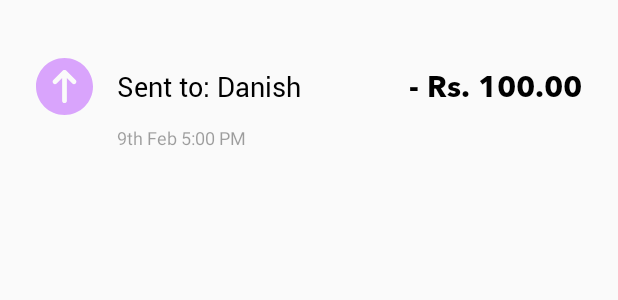
After one commit to IOvision/SabPay, an Android app: the layout transaction_list_item.xml on its own in the app's theme, with its tools: preview values and no code run, on a phone screen of 412 x 824 dp. The commit adds this screen. Shown: the top 300 px of the screen. Run offline under Robolectric (Android 15) with nearby library versions, the phone set to English and light mode, and no system bars.

Commit message:
Transaction History implemented

```diff
--- a/app/build.gradle
+++ b/app/build.gradle
@@ -23,6 +23,7 @@ android {
 dependencies {
     implementation fileTree(dir: 'libs', include: ['*.jar'])
     implementation 'androidx.appcompat:appcompat:1.1.0'
+    implementation 'com.google.android.material:material:1.1.0'
     implementation 'androidx.constraintlayout:constraintlayout:1.1.3'
     implementation 'androidx.legacy:legacy-support-v4:1.0.0'
     implementation 'com.google.firebase:firebase-auth:19.3.0'
--- a/app/src/main/java/com/visionio/sabpay/authentication/LoginFragment.java
+++ b/app/src/main/java/com/visionio/sabpay/authentication/LoginFragment.java
@@ -88,6 +88,7 @@ public class LoginFragment extends Fragment {
     void updateUI(FirebaseUser user) {
         if(user != null){
             startActivity(new Intent(getContext(), MainActivity.class));
+            getActivity().finish();
         }
     }
 }
--- /dev/null
+++ b/app/src/main/res/drawable/ic_up_arrow.xml
@@ -0,0 +1,6 @@
+<vector android:height="54dp" android:viewportHeight="512"
+    android:viewportWidth="512" android:width="54dp"
+    xmlns:android="http://schemas.android.com/apk/res/android">
+    <path android:fillColor="#d9a4fc"
+        android:pathData="M256,0C114.837,0 0,114.837 0,256s114.837,256 256,256s256,-114.837 256,-256S397.163,0 256,0zM356.416,228.416c-4.16,4.16 -9.621,6.251 -15.083,6.251c-5.461,0 -10.923,-2.091 -15.083,-6.251l-48.917,-48.917V384c0,11.776 -9.536,21.333 -21.333,21.333s-21.333,-9.557 -21.333,-21.333V179.499l-48.917,48.917c-8.341,8.341 -21.824,8.341 -30.165,0s-8.341,-21.824 0,-30.165l85.312,-85.312c1.963,-1.984 4.331,-3.541 6.955,-4.629c5.205,-2.155 11.093,-2.155 16.299,0c2.624,1.088 4.992,2.645 6.955,4.629l85.312,85.312C364.757,206.592 364.757,220.075 356.416,228.416z"/>
+</vector>
--- /dev/null
+++ b/app/src/main/res/layout/transaction_list_item.xml
@@ -0,0 +1,54 @@
+<?xml version="1.0" encoding="utf-8"?>
+<RelativeLayout
+    xmlns:android="http://schemas.android.com/apk/res/android"
+    android:layout_width="match_parent"
+    android:layout_height="100dp"
+    android:layout_marginTop="8dp"
+    android:layout_marginLeft="8dp"
+    android:layout_marginRight="8dp">
+
+    <ImageView
+        android:id="@+id/transaction_list_item_icon_iv"
+        android:layout_width="38dp"
+        android:layout_height="38dp"
+        android:src="@drawable/ic_up_arrow"
+        android:layout_centerVertical="true"
+        android:layout_marginLeft="16dp"/>
+
+    <TextView
+        android:id="@+id/transaction_list_item_description_tv"
+        android:layout_width="wrap_content"
+        android:layout_height="wrap_content"
+        android:textColor="#000"
+        android:text="Sent to: Danish"
+        android:fontFamily="@font/roboto_regular"
+        android:layout_centerVertical="true"
+        android:layout_toRightOf="@id/transaction_list_item_icon_iv"
+        android:layout_marginLeft="16dp"
+        android:textSize="18sp"/>
+
+    <TextView
+        android:id="@+id/transaction_list_item_dateTime_tv"
+        android:layout_width="wrap_content"
+        android:layout_height="wrap_content"
+        android:textColor="#60000000"
+        android:text="9th Feb 5:00 PM"
+        android:layout_alignParentBottom="true"
+        android:layout_toRightOf="@id/transaction_list_item_icon_iv"
+        android:layout_marginLeft="16dp"
+        android:textSize="12sp"
+        android:layout_marginBottom="8dp"/>
+
+    <TextView
+        android:id="@+id/transaction_list_item_amount_tv"
+        android:layout_width="wrap_content"
+        android:layout_height="wrap_content"
+        android:textColor="#000"
+        android:text="- Rs. 100.00"
+        android:fontFamily="@font/avenir_pro"
+        android:layout_centerVertical="true"
+        android:layout_alignParentEnd="true"
+        android:layout_marginRight="16dp"
+        android:textSize="20sp"/>
+
+</RelativeLayout>
--- a/app/src/main/res/values/colors.xml
+++ b/app/src/main/res/values/colors.xml
@@ -1,8 +1,8 @@
 <?xml version="1.0" encoding="utf-8"?>
 <resources>
-    <color name="colorPrimary">#008577</color>
-    <color name="colorPrimaryDark">#00574B</color>
-    <color name="colorAccent">#D81B60</color>
+    <color name="colorPrimary">#8021EB</color>
+    <color name="colorPrimaryDark">#8021EB</color>
+    <color name="colorAccent">#A1526F</color>
     <color name="Purple">#8021EB</color>
     <color name="White">#FFFFFF</color>
 </resources>
```
Also changed, not shown: app/src/main/java/com/visionio/sabpay/MainActivity.java (+62 -13 lines), app/src/main/java/com/visionio/sabpay/Models/OfflineTransaction.java (added, +67 -0 lines), app/src/main/java/com/visionio/sabpay/adapter/TransactionAdapter.java (added, +93 -0 lines), app/src/main/res/drawable/ic_logout.xml (added, +8 -0 lines), app/src/main/res/drawable/ic_wallet.xml (added, +24 -0 lines), app/src/main/res/layout/activity_main.xml (+42 -22 lines).
